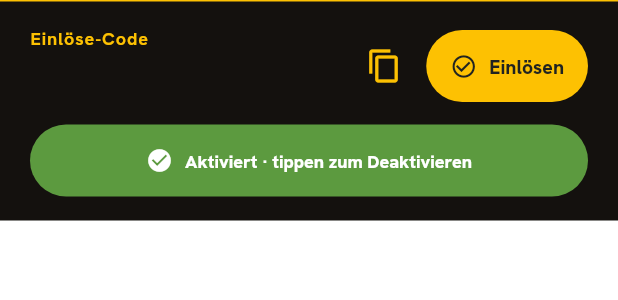
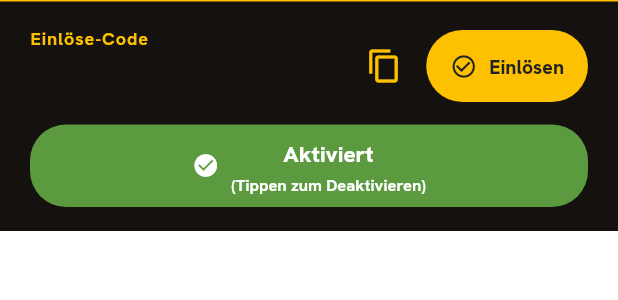
Before and after one commit to Blume1805/B-rdesnack24-, a Flutter app: the _PersonalActivationFooter widget shown alone on an empty page, opened directly with empty values, on a phone screen of 412 x 824 dp. Shown: the top 300 px of the screen. Run offline on Flutter 3.47's test engine with Material 3 defaults, Android fonts, the phone set to English and light mode, and no system bars; our stand-ins replace connectivity_plus, equatable, file_picker, flutter_riverpod, go_router, google_fonts and 4 more; accounts and stored records are empty; generated files the repository leaves out were written again; network calls fail.

Commit message:
style(activated-btn): zweizeilig, größeres 'Aktiviert', Klammer in Zeile 2

```diff
--- a/apps/mobile/lib/features/customer/presentation/screens/offers_tab.dart
+++ b/apps/mobile/lib/features/customer/presentation/screens/offers_tab.dart
@@ -477,11 +477,31 @@ class _PersonalActivationFooter extends ConsumerWidget {
                   )
                 : const Icon(Icons.check_circle,
                     size: 18, color: AppColors.onDark),
-            label: const Text('Aktiviert · tippen zum Deaktivieren'),
+            label: Column(
+              mainAxisSize: MainAxisSize.min,
+              children: [
+                Text(
+                  'Aktiviert',
+                  style: AppTypography.body(
+                    size: 15,
+                    weight: FontWeight.w800,
+                    color: AppColors.onDark,
+                  ),
+                ),
+                Text(
+                  '(Tippen zum Deaktivieren)',
+                  style: AppTypography.body(
+                    size: 11,
+                    weight: FontWeight.w700,
+                    color: AppColors.onDark,
+                  ),
+                ),
+              ],
+            ),
             style: FilledButton.styleFrom(
               backgroundColor: AppColors.statusPositive,
               foregroundColor: AppColors.onDark,
-              textStyle: AppTypography.body(size: 12, weight: FontWeight.w800),
+              padding: const EdgeInsets.symmetric(vertical: 8, horizontal: 16),
             ),
           ),
         ],
@@ -907,11 +927,31 @@ class _ActivationButton extends StatelessWidget {
                       strokeWidth: 2, color: AppColors.onDark),
                 )
               : const Icon(Icons.check_circle, size: 18),
-          label: const Text('Aktiviert · tippen zum Deaktivieren'),
+          label: Column(
+            mainAxisSize: MainAxisSize.min,
+            children: [
+              Text(
+                'Aktiviert',
+                style: AppTypography.body(
+                  size: 15,
+                  weight: FontWeight.w800,
+                  color: AppColors.onDark,
+                ),
+              ),
+              Text(
+                '(Tippen zum Deaktivieren)',
+                style: AppTypography.body(
+                  size: 11,
+                  weight: FontWeight.w700,
+                  color: AppColors.onDark,
+                ),
+              ),
+            ],
+          ),
           style: FilledButton.styleFrom(
             backgroundColor: AppColors.statusPositive,
             foregroundColor: AppColors.onDark,
-            textStyle: AppTypography.body(size: 12, weight: FontWeight.w800),
+            padding: const EdgeInsets.symmetric(vertical: 8, horizontal: 16),
           ),
         ),
       );
```
